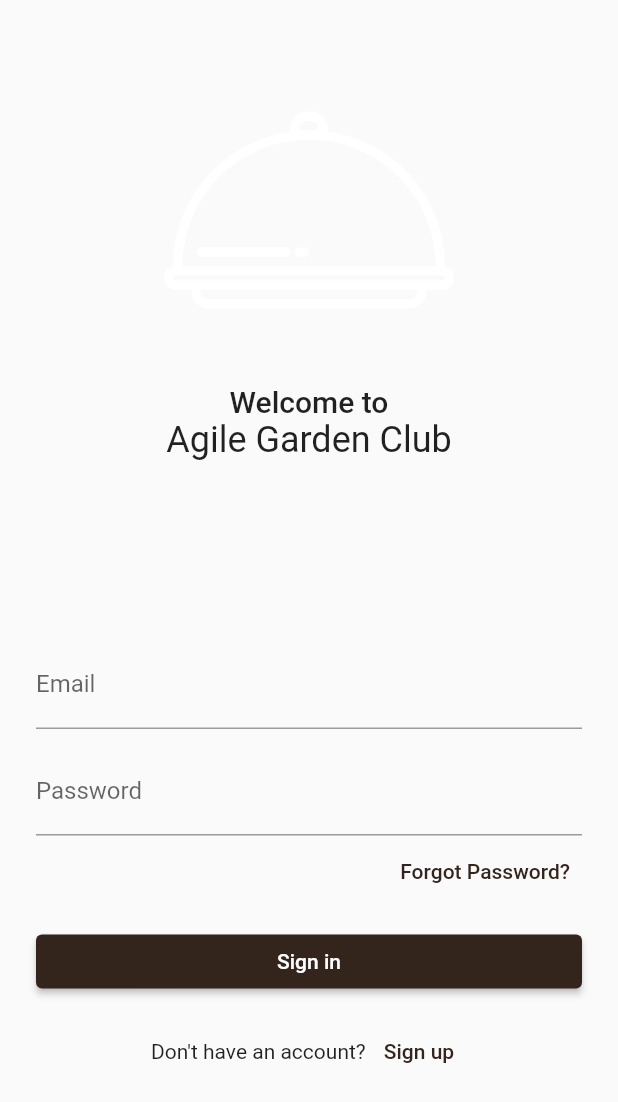
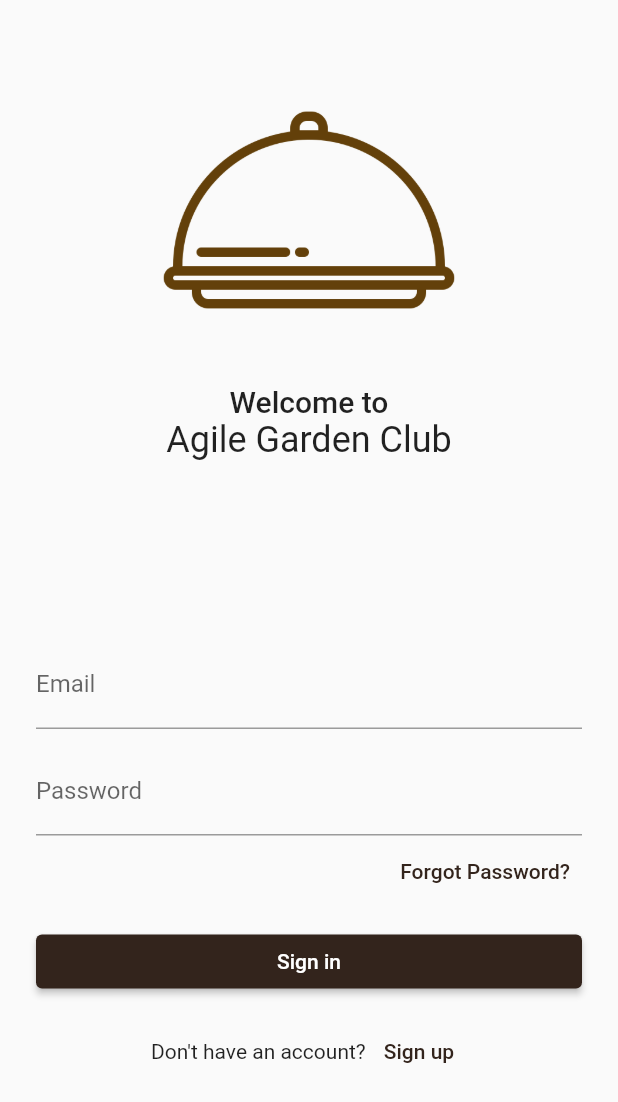
Before and after one commit to TaDish-App/TaDish, a Flutter app: the screen it shows after launch, after a tap on "Sign In", on a phone screen of 412 x 824 dp. Shown: the top 1102 px of the screen. Run offline on Flutter 3.47's test engine with Material 2 defaults, Android fonts, the phone set to English and light mode, and no system bars.

Commit message:
dark cloche logo

```diff
--- a/tadish/lib/pages/landing/landing_view.dart
+++ b/tadish/lib/pages/landing/landing_view.dart
@@ -26,7 +26,7 @@ class LandingView extends StatelessWidget {
             const SizedBox(height: 150.0),
             Column(
               children: <Widget>[
-                Image.asset('assets/images/cloche.png', width: 300),
+                Image.asset('assets/images/cloche_light.png', width: 300),
                 const Text(
                   "TaDish",
                   style: TextStyle(
--- a/tadish/lib/pages/signin/signin_view.dart
+++ b/tadish/lib/pages/signin/signin_view.dart
@@ -24,7 +24,7 @@ class _SigninViewState extends State<SigninView> {
             const SizedBox(height: 40.0),
             Column(
               children: <Widget>[
-                Image.asset('assets/images/cloche.png', width: 200),
+                Image.asset('assets/images/cloche_dark.png', width: 200),
                 const SizedBox(height: 16.0),
                 Text(
                   "Welcome to",
--- a/tadish/lib/pages/signup/signup_view.dart
+++ b/tadish/lib/pages/signup/signup_view.dart
@@ -26,7 +26,7 @@ class _SignupViewState extends State<SignupView> {
             const SizedBox(height: 40.0),
             Column(
               children: <Widget>[
-                Image.asset('assets/images/cloche.png', width: 200),
+                Image.asset('assets/images/cloche_dark.png', width: 200),
                 const SizedBox(height: 16.0),
                 Text(
                   "Sign Up",
```
Also changed, not shown: tadish/assets/images/cloche_dark.png (added), tadish/assets/images/cloche_light.png (renamed from tadish/assets/images/cloche.png), 1 other file.
